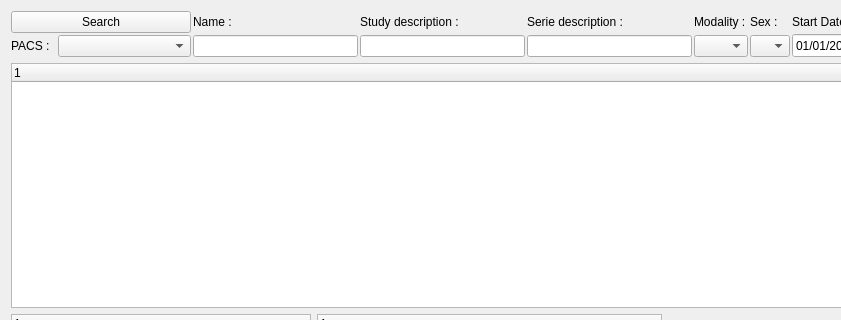
Qt form Code/qtdcm.ui (qtdcm/qtdcm) before a commit; both pictures show x 0 to 841 and y 0 to 320 of the 979 by 678 pixel window.
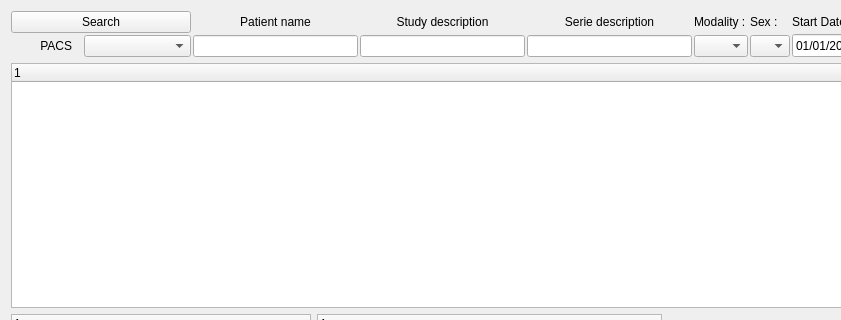
The same form after that commit. Icons and pictures are not drawn.

```diff
--- a/Code/qtdcm.ui
+++ b/Code/qtdcm.ui
@@ -52,6 +52,25 @@
         </item>
         <item>
          <layout class="QHBoxLayout" name="horizontalLayout_8">
+          <item>
+           <widget class="QLabel" name="label_4">
+            <property name="maximumSize">
+             <size>
+              <width>24</width>
+              <height>16777215</height>
+             </size>
+            </property>
+            <property name="text">
+             <string/>
+            </property>
+            <property name="pixmap">
+             <pixmap resource="../Resources/qtdcm.qrc">:/Images/pacs.svg</pixmap>
+            </property>
+            <property name="scaledContents">
+             <bool>true</bool>
+            </property>
+           </widget>
+          </item>
           <item>
            <widget class="QLabel" name="label_2">
             <property name="maximumSize">
@@ -61,7 +80,7 @@
              </size>
             </property>
             <property name="text">
-             <string>PACS :</string>
+             <string> PACS</string>
             </property>
            </widget>
           </item>
@@ -79,23 +98,13 @@
           <item>
            <widget class="QLabel" name="label_7">
             <property name="text">
-             <string>Name :</string>
+             <string>Patient name</string>
+            </property>
+            <property name="alignment">
+             <set>Qt::AlignCenter</set>
             </property>
            </widget>
           </item>
-          <item>
-           <spacer name="horizontalSpacer_2">
-            <property name="orientation">
-             <enum>Qt::Horizontal</enum>
-            </property>
-            <property name="sizeHint" stdset="0">
-             <size>
-              <width>40</width>
-              <height>20</height>
-             </size>
-            </property>
-           </spacer>
-          </item>
          </layout>
         </item>
         <item>
@@ -117,23 +126,13 @@
           <item>
            <widget class="QLabel" name="label_10">
             <property name="text">
-             <string>Study description :</string>
+             <string>Study description</string>
+            </property>
+            <property name="alignment">
+             <set>Qt::AlignCenter</set>
             </property>
            </widget>
           </item>
-          <item>
-           <spacer name="horizontalSpacer_3">
-            <property name="orientation">
-             <enum>Qt::Horizontal</enum>
-            </property>
-            <property name="sizeHint" stdset="0">
-             <size>
-              <width>40</width>
-              <height>20</height>
-             </size>
-            </property>
-           </spacer>
-          </item>
          </layout>
         </item>
         <item>
@@ -148,23 +147,13 @@
           <item>
            <widget class="QLabel" name="label_11">
             <property name="text">
-             <string>Serie description :</string>
+             <string>Serie description</string>
+            </property>
+            <property name="alignment">
+             <set>Qt::AlignCenter</set>
             </property>
            </widget>
           </item>
-          <item>
-           <spacer name="horizontalSpacer_4">
-            <property name="orientation">
-             <enum>Qt::Horizontal</enum>
-            </property>
-            <property name="sizeHint" stdset="0">
-             <size>
-              <width>40</width>
-              <height>20</height>
-             </size>
-            </property>
-           </spacer>
-          </item>
          </layout>
         </item>
         <item>
```
Left out of the diff: 24 changed lines with no effect on the pictures.
